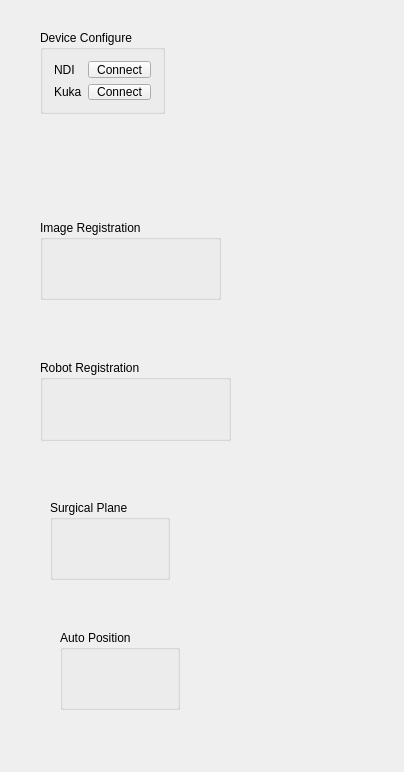
This is Plugins/org.mitk.lancet.surgicalsimulate/src/internal/SurgicalSimulateControls.ui in lllnico/LancetMITK-Adition as Qt 5 draws it before an edit. The edited form follows.
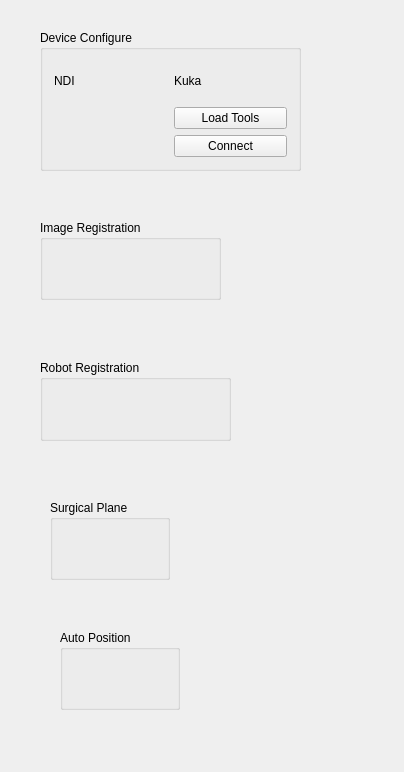
This is the edited form.

Commit message: SurgicalSimulate Connect to Kuka

```diff
--- a/Plugins/org.mitk.lancet.surgicalsimulate/src/internal/SurgicalSimulateControls.ui
+++ b/Plugins/org.mitk.lancet.surgicalsimulate/src/internal/SurgicalSimulateControls.ui
@@ -24,42 +24,42 @@
     <rect>
      <x>40</x>
      <y>30</y>
-     <width>125</width>
-     <height>84</height>
+     <width>261</width>
+     <height>141</height>
     </rect>
    </property>
    <property name="title">
     <string>Device Configure</string>
    </property>
    <layout class="QGridLayout" name="gridLayout">
-    <item row="0" column="0">
-     <widget class="QLabel" name="label">
+    <item row="1" column="1">
+     <widget class="QPushButton" name="pushButton_loadKukaTools">
       <property name="text">
-       <string>NDI</string>
+       <string>Load Tools</string>
       </property>
      </widget>
     </item>
     <item row="0" column="1">
-     <widget class="QPushButton" name="pushButton_ndiconnect">
-      <property name="text">
-       <string>Connect</string>
-      </property>
-     </widget>
-    </item>
-    <item row="1" column="0">
      <widget class="QLabel" name="label_2">
       <property name="text">
        <string>Kuka</string>
       </property>
      </widget>
     </item>
-    <item row="1" column="1">
-     <widget class="QPushButton" name="pushButton_robotconnect">
+    <item row="2" column="1">
+     <widget class="QPushButton" name="pushButton_connectKuka">
       <property name="text">
        <string>Connect</string>
       </property>
      </widget>
     </item>
+    <item row="0" column="0">
+     <widget class="QLabel" name="label">
+      <property name="text">
+       <string>NDI</string>
+      </property>
+     </widget>
+    </item>
    </layout>
   </widget>
   <widget class="QGroupBox" name="groupBox_2">
```
The commit also changes 3 other files.
